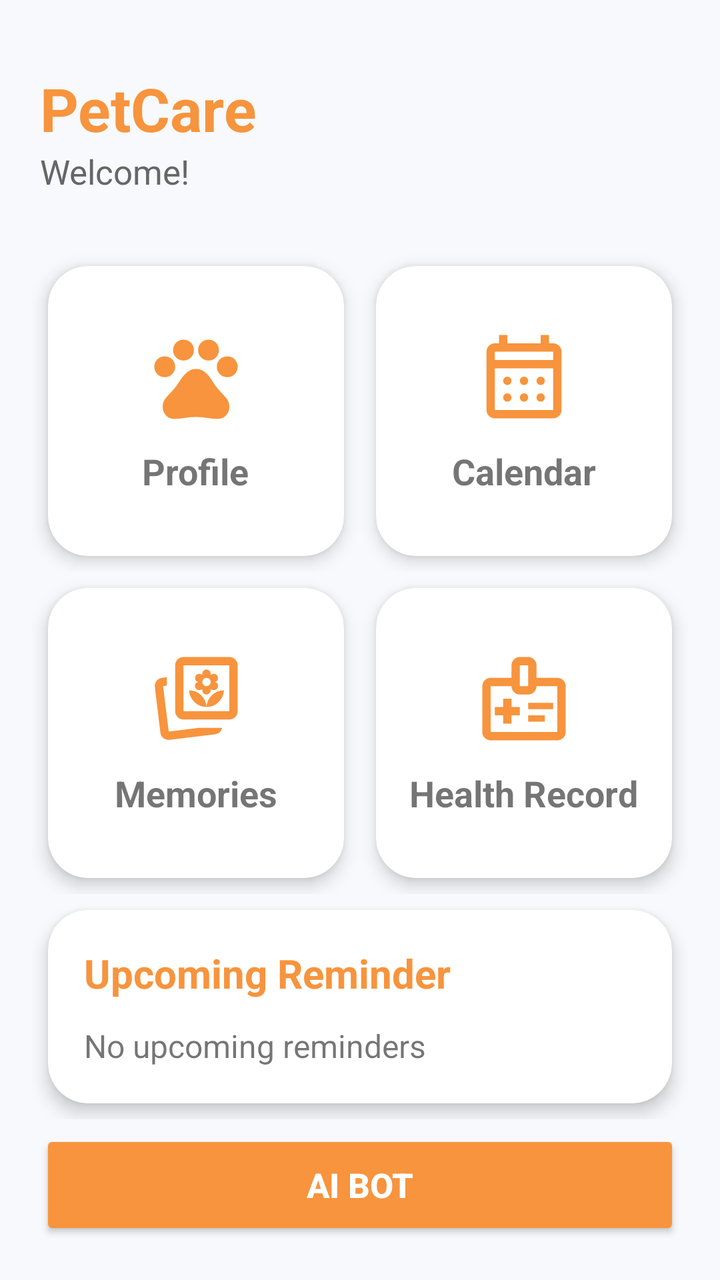
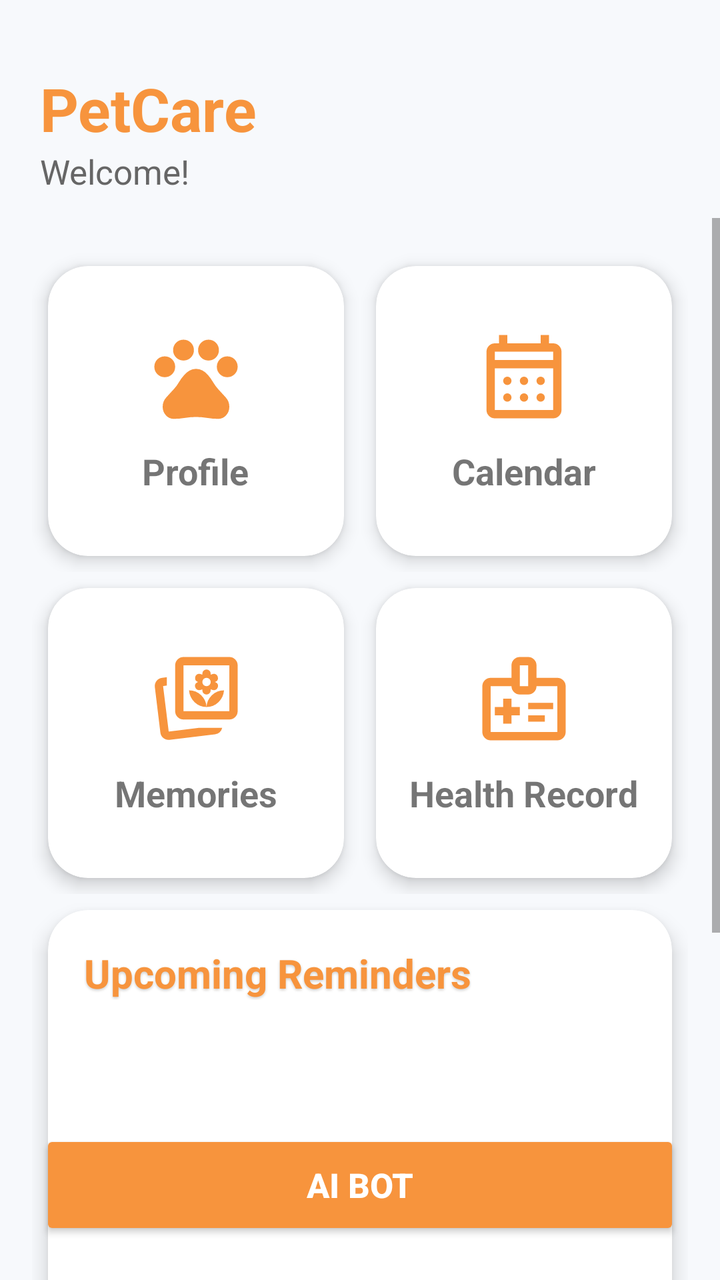

Before-and-after screenshots of an Android layout around one commit, followed by the original layout XML and the change that was made.
<!-- AndroidManifest.xml: application theme Theme.PETCARE -->
<!-- res/layout/home.xml -->
<?xml version="1.0" encoding="utf-8"?>


<androidx.constraintlayout.widget.ConstraintLayout
    xmlns:android="http://schemas.android.com/apk/res/android"
    xmlns:app="http://schemas.android.com/apk/res-auto"
    android:layout_width="match_parent"
    android:layout_height="match_parent"
    android:background="#F7F9FC">

    

    <LinearLayout
        android:id="@+id/header"
        android:layout_width="0dp"
        android:layout_height="wrap_content"
        android:layout_marginTop="22dp"
        android:paddingHorizontal="20dp"
        android:paddingVertical="12dp"
        android:gravity="center_vertical"
        android:orientation="horizontal"
        app:layout_constraintTop_toTopOf="parent"
        app:layout_constraintStart_toStartOf="parent"
        app:layout_constraintEnd_toEndOf="parent">

        <LinearLayout
            android:layout_width="0dp"
            android:layout_height="wrap_content"
            android:layout_weight="1"
            android:orientation="vertical">

            <TextView
                android:layout_width="wrap_content"
                android:layout_height="wrap_content"
                android:text="PetCare"
                android:textColor="#F7943D"
                android:textSize="30sp"
                android:textStyle="bold"/>

            <TextView
                android:id="@+id/txtWelcome"
                android:layout_width="wrap_content"
                android:layout_height="wrap_content"
                android:text="Welcome!"
                android:textColor="#666666"
                android:textSize="17sp"/>

        </LinearLayout>


    </LinearLayout>


    

    <ScrollView
        android:layout_width="0dp"
        android:layout_height="0dp"
        app:layout_constraintTop_toBottomOf="@id/header"
        app:layout_constraintBottom_toBottomOf="parent"
        app:layout_constraintStart_toStartOf="parent"
        app:layout_constraintEnd_toEndOf="parent">

        <LinearLayout
            android:layout_width="match_parent"
            android:layout_height="wrap_content"
            android:orientation="vertical"
            android:padding="16dp">

            

            <LinearLayout
                android:layout_width="match_parent"
                android:layout_height="wrap_content"
                android:orientation="horizontal">

                <androidx.cardview.widget.CardView
                    android:id="@+id/cardProfile"
                    android:layout_width="0dp"
                    android:layout_height="145dp"
                    android:layout_weight="1"
                    android:layout_margin="8dp"
                    app:cardCornerRadius="20dp"
                    app:cardElevation="5dp">

                    <LinearLayout
                        android:layout_width="match_parent"
                        android:layout_height="match_parent"
                        android:gravity="center"
                        android:orientation="vertical">

                        <ImageView
                            android:layout_width="50dp"
                            android:layout_height="50dp"
                            android:src="@drawable/ic_profile"
                            app:tint="@color/orange"/>

                        <TextView
                            android:layout_width="wrap_content"
                            android:layout_height="wrap_content"
                            android:layout_marginTop="10dp"
                            android:text="Profile"
                            android:textSize="18sp"
                            android:textStyle="bold" />

                    </LinearLayout>

                </androidx.cardview.widget.CardView>

                <androidx.cardview.widget.CardView
                    android:id="@+id/cardCalendar"
                    android:layout_width="0dp"
                    android:layout_height="145dp"
                    android:layout_weight="1"
                    android:layout_margin="8dp"
                    app:cardCornerRadius="20dp"
                    app:cardElevation="5dp">

                    <LinearLayout
                        android:layout_width="match_parent"
                        android:layout_height="match_parent"
                        android:gravity="center"
                        android:orientation="vertical">

                        <ImageView
                            android:layout_width="50dp"
                            android:layout_height="50dp"
                            android:src="@drawable/ic_calendar"
                            app:tint="@color/orange"/>

                        <TextView
                            android:layout_width="wrap_content"
                            android:layout_height="wrap_content"
                            android:layout_marginTop="10dp"
                            android:text="Calendar"
                            android:textSize="18sp"
                            android:textStyle="bold"/>

                    </LinearLayout>

                </androidx.cardview.widget.CardView>

            </LinearLayout>

            

            <LinearLayout
                android:layout_width="match_parent"
                android:layout_height="wrap_content"
                android:orientation="horizontal">

                <androidx.cardview.widget.CardView
                    android:id="@+id/cardReminder"
                    android:layout_width="0dp"
                    android:layout_height="145dp"
                    android:layout_weight="1"
                    android:layout_margin="8dp"
                    app:cardCornerRadius="20dp"
                    app:cardElevation="5dp">

                    <LinearLayout
                        android:layout_width="match_parent"
                        android:layout_height="match_parent"
                        android:gravity="center"
                        android:orientation="vertical">

                        <ImageView
                            android:layout_width="50dp"
                            android:layout_height="50dp"
                            android:src="@drawable/ic_memories"
                            app:tint="@color/orange"/>

                        <TextView
                            android:layout_width="wrap_content"
                            android:layout_height="wrap_content"
                            android:layout_marginTop="10dp"
                            android:text="Memories"
                            android:textSize="18sp"
                            android:textStyle="bold"/>

                    </LinearLayout>

                </androidx.cardview.widget.CardView>

                <androidx.cardview.widget.CardView
                    android:id="@+id/cardHealth"
                    android:layout_width="0dp"
                    android:layout_height="145dp"
                    android:layout_weight="1"
                    android:layout_margin="8dp"
                    app:cardCornerRadius="20dp"
                    app:cardElevation="5dp">

                    <LinearLayout
                        android:layout_width="match_parent"
                        android:layout_height="match_parent"
                        android:gravity="center"
                        android:orientation="vertical">

                        <ImageView
                            android:layout_width="50dp"
                            android:layout_height="50dp"
                            android:src="@drawable/ic_healthreport"
                            app:tint="@color/orange"/>

                        <TextView
                            android:layout_width="wrap_content"
                            android:layout_height="wrap_content"
                            android:layout_marginTop="10dp"
                            android:text="Health Record"
                            android:textSize="18sp"
                            android:textStyle="bold"/>

                    </LinearLayout>

                </androidx.cardview.widget.CardView>

            </LinearLayout>

            

            <androidx.cardview.widget.CardView
                android:layout_width="match_parent"
                android:layout_height="wrap_content"
                android:layout_margin="8dp"
                app:cardCornerRadius="20dp"
                app:cardElevation="5dp">

                <LinearLayout
                    android:layout_width="match_parent"
                    android:layout_height="wrap_content"
                    android:orientation="vertical"
                    android:padding="18dp">

                    <TextView
                        android:layout_width="wrap_content"
                        android:layout_height="wrap_content"
                        android:text="Upcoming Reminder"
                        android:textColor="#F7943D"
                        android:textSize="20sp"
                        android:textStyle="bold"/>

                    <TextView
                        android:id="@+id/txtUpcomingReminder"
                        android:layout_width="wrap_content"
                        android:layout_height="wrap_content"
                        android:layout_marginTop="12dp"
                        android:text="No upcoming reminders"
                        android:textSize="16sp"/>

                </LinearLayout>

            </androidx.cardview.widget.CardView>

        </LinearLayout>

    </ScrollView>

    

    <Button
        android:id="@+id/btnbot"
        android:layout_width="0dp"
        android:layout_height="55dp"
        android:layout_margin="20dp"
        android:backgroundTint="#F7943D"
        android:text="AI BOT"
        android:textAllCaps="false"
        android:textColor="#FFFFFF"
        android:textSize="17sp"
        android:textStyle="bold"
        app:layout_constraintBottom_toBottomOf="parent"
        app:layout_constraintStart_toStartOf="parent"
        app:layout_constraintEnd_toEndOf="parent"/>

</androidx.constraintlayout.widget.ConstraintLayout>
<!-- resources referenced by this layout -->
<resources>
  <color name="orange">#F7943D</color>
  <!-- drawable ic_healthreport (drawable) -->
  <vector xmlns:android="http://schemas.android.com/apk/res/android"
      android:width="24dp"
      android:height="24dp"
      android:viewportWidth="960"
      android:viewportHeight="960">
    <path
        android:pathData="M280,720h80v-80h80v-80h-80v-80h-80v80h-80v80h80v80ZM520,580h240v-60L520,520v60ZM520,700h160v-60L520,640v60ZM160,880q-33,0 -56.5,-23.5T80,800v-440q0,-33 23.5,-56.5T160,280h200v-120q0,-33 23.5,-56.5T440,80h80q33,0 56.5,23.5T600,160v120h200q33,0 56.5,23.5T880,360v440q0,33 -23.5,56.5T800,880L160,880ZM160,800h640v-440L600,360q0,33 -23.5,56.5T520,440h-80q-33,0 -56.5,-23.5T360,360L160,360v440ZM440,360h80v-200h-80v200ZM480,580Z"
        android:fillColor="#e3e3e3"/>
  </vector>
  <!-- drawable ic_memories (drawable) -->
  <vector xmlns:android="http://schemas.android.com/apk/res/android"
      android:width="24dp"
      android:height="24dp"
      android:viewportWidth="960"
      android:viewportHeight="960">
    <path
        android:pathData="M508,760h224q-7,26 -24,42t-44,20L228,875q-33,5 -59.5,-15.5T138,806L85,369q-4,-33 16,-59t53,-30l46,-6v80l-36,5 54,437 290,-36ZM360,680q-33,0 -56.5,-23.5T280,600v-440q0,-33 23.5,-56.5T360,80h440q33,0 56.5,23.5T880,160v440q0,33 -23.5,56.5T800,680L360,680ZM360,600h440v-440L360,160v440ZM580,380ZM218,796ZM581,560q68,0 115.5,-47T749,400q-68,0 -116.5,47T581,560ZM581,560q-3,-66 -51.5,-113T413,400q5,66 52.5,113T581,560ZM581,440q17,0 28.5,-11.5T621,400v-10l10,4q15,6 30.5,3t23.5,-17q9,-15 6,-32t-20,-24l-10,-4 10,-4q17,-7 19.5,-24.5T685,260q-9,-15 -24,-17.5t-30,3.5l-10,4v-10q0,-17 -11.5,-28.5T581,200q-17,0 -28.5,11.5T541,240v10l-10,-4q-15,-6 -30,-3.5T477,260q-8,14 -5.5,31.5T491,316l10,4 -10,4q-17,7 -20,24t6,32q8,14 23.5,17t30.5,-3l10,-4v10q0,17 11.5,28.5T581,440ZM581,360q-17,0 -28.5,-11.5T541,320q0,-17 11.5,-28.5T581,280q17,0 28.5,11.5T621,320q0,17 -11.5,28.5T581,360Z"
        android:fillColor="#e3e3e3"/>
  </vector>
  <!-- drawable ic_profile (drawable) -->
  <vector xmlns:android="http://schemas.android.com/apk/res/android"
      android:width="24dp"
      android:height="24dp"
      android:viewportWidth="960"
      android:viewportHeight="960">
    <path
        android:pathData="M180,485q-42,0 -71,-29t-29,-71q0,-42 29,-71t71,-29q42,0 71,29t29,71q0,42 -29,71t-71,29ZM289,296q-29,-29 -29,-71t29,-71q29,-29 71,-29t71,29q29,29 29,71t-29,71q-29,29 -71,29t-71,-29ZM529,296q-29,-29 -29,-71t29,-71q29,-29 71,-29t71,29q29,29 29,71t-29,71q-29,29 -71,29t-71,-29ZM780,485q-42,0 -71,-29t-29,-71q0,-42 29,-71t71,-29q42,0 71,29t29,71q0,42 -29,71t-71,29ZM266,885q-45,0 -75.5,-34.5T160,769q0,-52 35.5,-91t70.5,-77q29,-31 50,-67.5t50,-68.5q22,-26 51,-43t63,-17q34,0 63,16t51,42q28,32 49.5,69t50.5,69q35,38 70.5,77t35.5,91q0,47 -30.5,81.5T694,885q-54,0 -107,-9t-107,-9q-54,0 -107,9t-107,9Z"
        android:fillColor="#e3e3e3"/>
  </vector>
  <style name="Theme.PETCARE" parent="Theme.AppCompat.Light.NoActionBar">
          
      </style>
  <!-- unchanged entries left out for length: 1 -->
</resources>

<!-- the commit's change to res/layout/home.xml (unified diff, before → after) -->
@@ -35,7 +35,7 @@
                 android:text="PetCare"
                 android:textColor="#F7943D"
                 android:textSize="30sp"
-                android:textStyle="bold"/>
+                android:textStyle="bold" />
 
             <TextView
                 android:id="@+id/txtWelcome"
@@ -43,10 +43,9 @@
                 android:layout_height="wrap_content"
                 android:text="Welcome!"
                 android:textColor="#666666"
-                android:textSize="17sp"/>
+                android:textSize="17sp" />
 
         </LinearLayout>
-
 
     </LinearLayout>
 
@@ -56,6 +55,9 @@
     <ScrollView
         android:layout_width="0dp"
         android:layout_height="0dp"
+        android:fillViewport="true"
+        android:clipToPadding="false"
+        android:paddingBottom="85dp"
         app:layout_constraintTop_toBottomOf="@id/header"
         app:layout_constraintBottom_toBottomOf="parent"
         app:layout_constraintStart_toStartOf="parent"
@@ -67,12 +69,15 @@
             android:orientation="vertical"
             android:padding="16dp">
 
+
             
 
             <LinearLayout
                 android:layout_width="match_parent"
                 android:layout_height="wrap_content"
                 android:orientation="horizontal">
+
+                
 
                 <androidx.cardview.widget.CardView
                     android:id="@+id/cardProfile"
@@ -93,7 +98,7 @@
                             android:layout_width="50dp"
                             android:layout_height="50dp"
                             android:src="@drawable/ic_profile"
-                            app:tint="@color/orange"/>
+                            app:tint="@color/orange" />
 
                         <TextView
                             android:layout_width="wrap_content"
@@ -106,6 +111,9 @@
                     </LinearLayout>
 
                 </androidx.cardview.widget.CardView>
+
+
+                
 
                 <androidx.cardview.widget.CardView
                     android:id="@+id/cardCalendar"
@@ -126,7 +134,7 @@
                             android:layout_width="50dp"
                             android:layout_height="50dp"
                             android:src="@drawable/ic_calendar"
-                            app:tint="@color/orange"/>
+                            app:tint="@color/orange" />
 
                         <TextView
                             android:layout_width="wrap_content"
@@ -134,13 +142,14 @@
                             android:layout_marginTop="10dp"
                             android:text="Calendar"
                             android:textSize="18sp"
-                            android:textStyle="bold"/>
+                            android:textStyle="bold" />
 
                     </LinearLayout>
 
                 </androidx.cardview.widget.CardView>
 
             </LinearLayout>
+
 
             
 
@@ -148,6 +157,8 @@
                 android:layout_width="match_parent"
                 android:layout_height="wrap_content"
                 android:orientation="horizontal">
+
+                
 
                 <androidx.cardview.widget.CardView
                     android:id="@+id/cardReminder"
@@ -168,7 +179,7 @@
                             android:layout_width="50dp"
                             android:layout_height="50dp"
                             android:src="@drawable/ic_memories"
-                            app:tint="@color/orange"/>
+                            app:tint="@color/orange" />
 
                         <TextView
                             android:layout_width="wrap_content"
@@ -176,11 +187,14 @@
                             android:layout_marginTop="10dp"
                             android:text="Memories"
                             android:textSize="18sp"
-                            android:textStyle="bold"/>
+                            android:textStyle="bold" />
 
                     </LinearLayout>
 
                 </androidx.cardview.widget.CardView>
+
+
+                
 
                 <androidx.cardview.widget.CardView
                     android:id="@+id/cardHealth"
@@ -201,7 +215,7 @@
                             android:layout_width="50dp"
                             android:layout_height="50dp"
                             android:src="@drawable/ic_healthreport"
-                            app:tint="@color/orange"/>
+                            app:tint="@color/orange" />
 
                         <TextView
                             android:layout_width="wrap_content"
@@ -209,13 +223,14 @@
                             android:layout_marginTop="10dp"
                             android:text="Health Record"
                             android:textSize="18sp"
-                            android:textStyle="bold"/>
+                            android:textStyle="bold" />
 
                     </LinearLayout>
 
                 </androidx.cardview.widget.CardView>
 
             </LinearLayout>
+
 
             
 
@@ -224,7 +239,7 @@
                 android:layout_height="wrap_content"
                 android:layout_margin="8dp"
                 app:cardCornerRadius="20dp"
-                app:cardElevation="5dp">
+                app:cardElevation="6dp">
 
                 <LinearLayout
                     android:layout_width="match_parent"
@@ -232,29 +247,41 @@
                     android:orientation="vertical"
                     android:padding="18dp">
 
+                    
+
                     <TextView
                         android:layout_width="wrap_content"
                         android:layout_height="wrap_content"
-                        android:text="Upcoming Reminder"
+                        android:text="Upcoming Reminders"
                         android:textColor="#F7943D"
                         android:textSize="20sp"
-                        android:textStyle="bold"/>
-
-                    <TextView
-                        android:id="@+id/txtUpcomingReminder"
-                        android:layout_width="wrap_content"
-                        android:layout_height="wrap_content"
-                        android:layout_marginTop="12dp"
-                        android:text="No upcoming reminders"
-                        android:textSize="16sp"/>
+                        android:textStyle="bold"
+                        android:shadowColor="#33000000"
+                        android:shadowDx="0"
+                        android:shadowDy="2"
+                        android:shadowRadius="3" />
+
+                    
+
+                    <ListView
+                        android:id="@+id/homeReminderList"
+                        android:layout_width="match_parent"
+                        android:layout_height="220dp"
+                        android:layout_marginTop="10dp"
+                        android:divider="@android:color/transparent"
+                        android:dividerHeight="8dp"
+                        android:background="@android:color/transparent"
+                        android:overScrollMode="never" />
 
                 </LinearLayout>
 
             </androidx.cardview.widget.CardView>
 
+
         </LinearLayout>
 
     </ScrollView>
+
 
     
 
@@ -269,8 +296,9 @@
         android:textColor="#FFFFFF"
         android:textSize="17sp"
         android:textStyle="bold"
+        android:elevation="8dp"
         app:layout_constraintBottom_toBottomOf="parent"
         app:layout_constraintStart_toStartOf="parent"
-        app:layout_constraintEnd_toEndOf="parent"/>
+        app:layout_constraintEnd_toEndOf="parent" />
 
 </androidx.constraintlayout.widget.ConstraintLayout>
